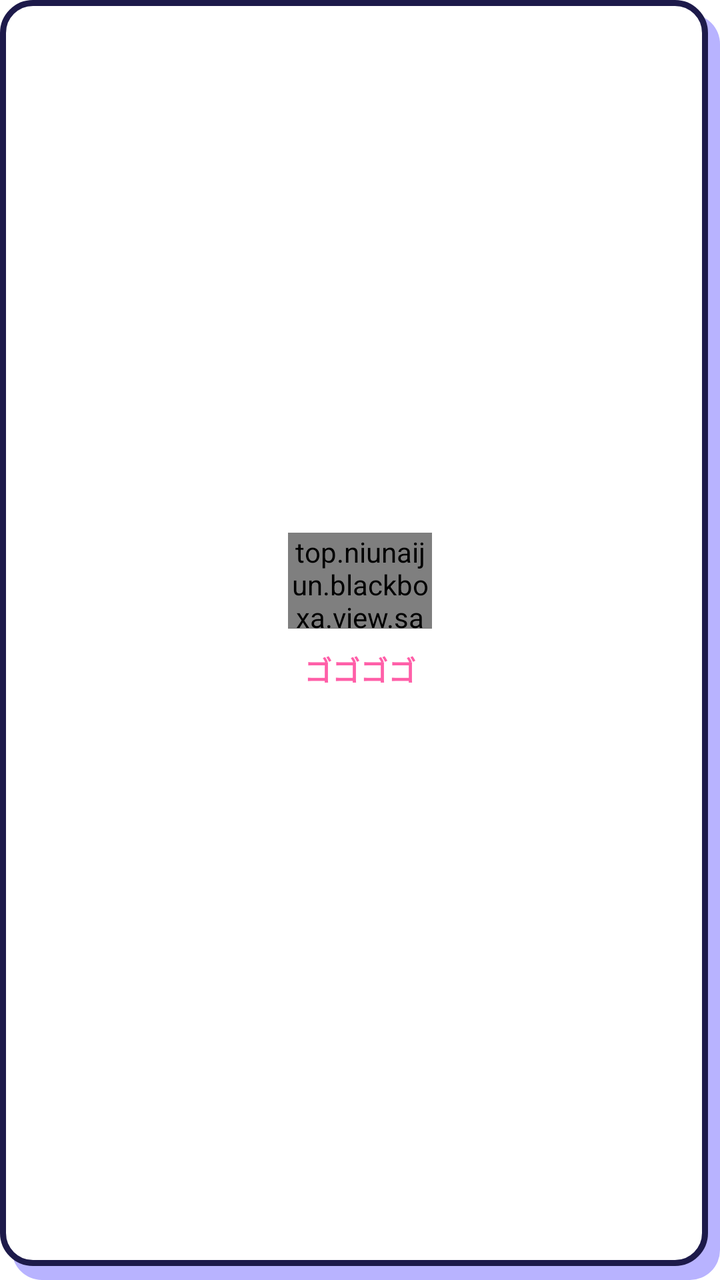
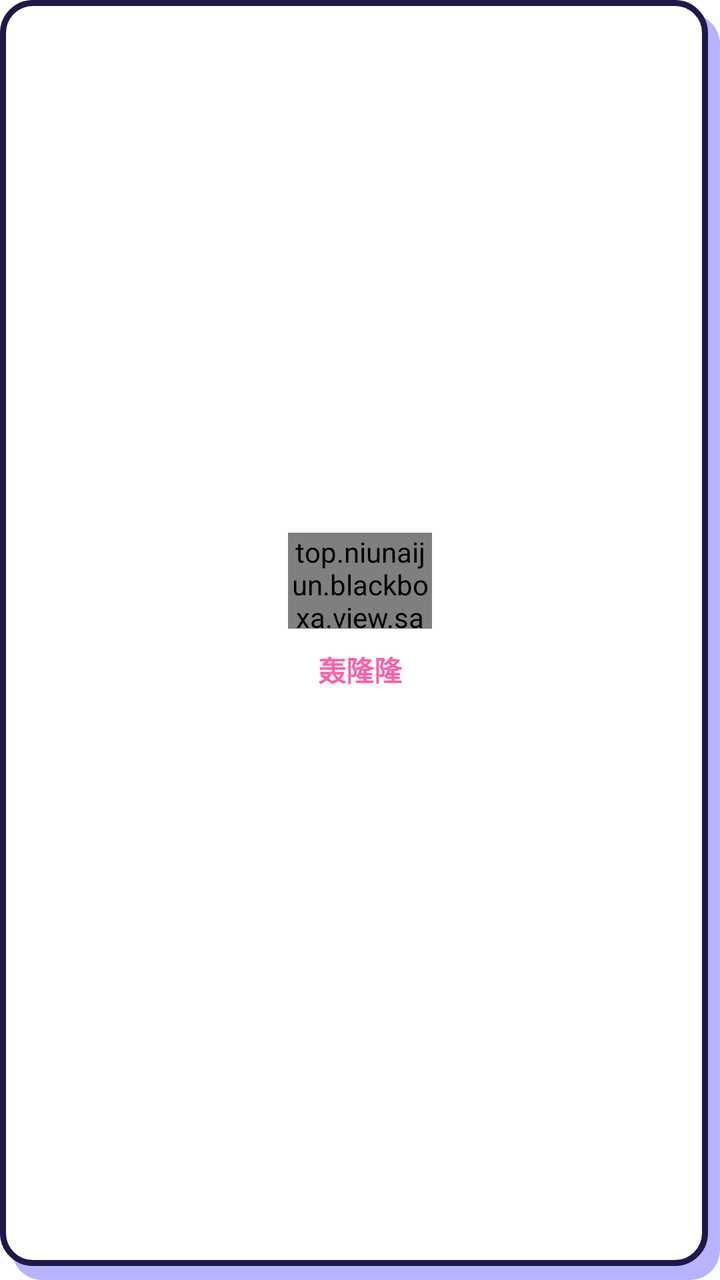

The first picture is an Android layout as it rendered before a commit; the second is the same layout after the commit. The layout source and the unified diff follow.
<!-- AndroidManifest.xml: application theme Theme.BlackBox -->
<!-- res/layout/dialog_loading_sakuga.xml -->
<?xml version="1.0" encoding="utf-8"?>
<LinearLayout xmlns:android="http://schemas.android.com/apk/res/android"
    android:layout_width="wrap_content"
    android:layout_height="wrap_content"
    android:background="@drawable/bg_sakuga_card"
    android:gravity="center"
    android:orientation="vertical"
    android:padding="28dp">

    <top.niunaijun.blackboxa.view.sakuga.SakugaCloudView
        android:id="@+id/loading_cloud"
        android:layout_width="72dp"
        android:layout_height="48dp" />

    <TextView
        android:layout_width="wrap_content"
        android:layout_height="wrap_content"
        android:layout_marginTop="10dp"
        android:text="ゴゴゴゴ"
        android:textColor="@color/accent"
        android:textSize="14sp"
        android:textStyle="bold" />

    <TextView
        android:id="@+id/loading_text"
        android:layout_width="wrap_content"
        android:layout_height="wrap_content"
        android:layout_marginTop="8dp"
        android:textColor="@color/primary_text"
        android:textSize="15sp" />

</LinearLayout>
<!-- resources referenced by this layout -->
<resources>
  <color name="accent">#FF5FA8</color>
  <color name="primary_text">#1D1A4A</color>
  <!-- drawable bg_sakuga_card (drawable) -->
  <?xml version="1.0" encoding="utf-8"?>
  <layer-list xmlns:android="http://schemas.android.com/apk/res/android">
      <item
          android:left="6dp"
          android:top="7dp">
          <shape android:shape="rectangle">
              <solid android:color="@color/soft" />
              <corners android:radius="15dp" />
          </shape>
      </item>
      <item
          android:bottom="7dp"
          android:right="6dp">
          <shape android:shape="rectangle">
              <solid android:color="@color/paper" />
              <stroke
                  android:width="3dp"
                  android:color="@color/ink" />
              <corners android:radius="15dp" />
          </shape>
      </item>
  </layer-list>
  <style name="Theme.BlackBox" parent="Theme.MaterialComponents.DayNight.NoActionBar">
          <item name="colorPrimary">@color/brand</item>
          <item name="colorPrimaryVariant">@color/brand_dark</item>
          <item name="colorOnPrimary">@color/white</item>
          <item name="colorSecondary">@color/accent</item>
          <item name="colorSecondaryVariant">@color/brand</item>
          <item name="colorOnSecondary">@color/white</item>
          <item name="colorSurface">@color/surface</item>
          <item name="android:windowBackground">@color/background</item>
          <item name="android:textColorPrimary">@color/primary_text</item>
          <item name="android:textColorSecondary">@color/secondary_text</item>
          <item name="android:statusBarColor" tools:targetApi="l">@color/background</item>
          <item name="android:windowLightStatusBar" tools:targetApi="m">true</item>
          <item name="actionMenuTextColor">@color/primary_text</item>
          <item name="android:forceDarkAllowed" tools:targetApi="q">false</item>
          
          <item name="android:popupMenuStyle">@style/SakugaPopupMenu</item>
          <item name="popupMenuStyle">@style/SakugaPopupMenu</item>
          
          <item name="md_background_color">@color/paper</item>
          <item name="md_color_title">@color/primary_text</item>
          <item name="md_color_content">@color/primary_text</item>
          <item name="md_color_button_text">@color/accent</item>
          <item name="md_color_hint">@color/secondary_text</item>
          <item name="md_color_widget">@color/accent</item>
          <item name="md_color_widget_unchecked">@color/secondary_text</item>
          <item name="md_divider_color">@color/track</item>
          <item name="md_corner_radius">15dp</item>
      </style>
  <color name="soft">#B8B3FF</color>
  <color name="paper">#FFFFFF</color>
  <color name="ink">#1D1A4A</color>
  <color name="brand">#8F8DF7</color>
  <color name="brand_dark">#5A4FD8</color>
  <color name="white">#FFFFFFFF</color>
  <color name="surface">#FFFFFF</color>
  <color name="background">#FFFFFF</color>
  <color name="secondary_text">#8580B0</color>
  <style name="SakugaPopupMenu" parent="Widget.AppCompat.PopupMenu">
          <item name="android:popupBackground">@drawable/bg_sakuga_card</item>
      </style>
  <color name="track">#C9CBE0</color>
</resources>

<!-- the commit's change to res/layout/dialog_loading_sakuga.xml (unified diff, before → after) -->
@@ -16,7 +16,7 @@
         android:layout_width="wrap_content"
         android:layout_height="wrap_content"
         android:layout_marginTop="10dp"
-        android:text="ゴゴゴゴ"
+        android:text="轰隆隆"
         android:textColor="@color/accent"
         android:textSize="14sp"
         android:textStyle="bold" />
